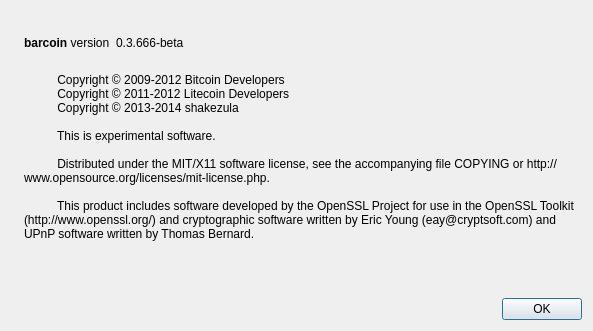
Old version of the form src/qt/forms/aboutdialog.ui in the repository lightcoin/lightcoin.
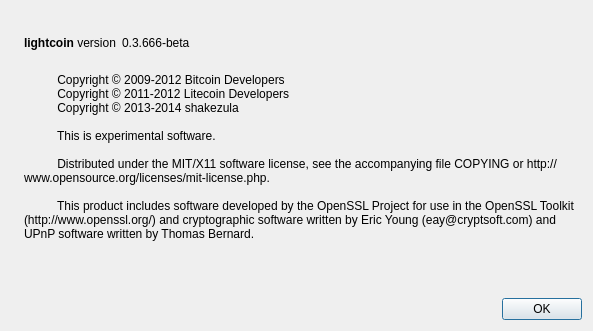
New version of the form. Icons and pictures are not drawn.

```diff
--- a/src/qt/forms/aboutdialog.ui
+++ b/src/qt/forms/aboutdialog.ui
@@ -50,7 +50,7 @@
           <cursorShape>IBeamCursor</cursorShape>
          </property>
          <property name="text">
-          <string>&lt;b&gt;barcoin&lt;/b&gt; version</string>
+          <string>&lt;b&gt;lightcoin&lt;/b&gt; version</string>
          </property>
          <property name="textInteractionFlags">
           <set>Qt::LinksAccessibleByMouse|Qt::TextSelectableByKeyboard|Qt::TextSelectableByMouse</set>
```
Left out of the diff: 2 changed lines with no effect on the pictures.
